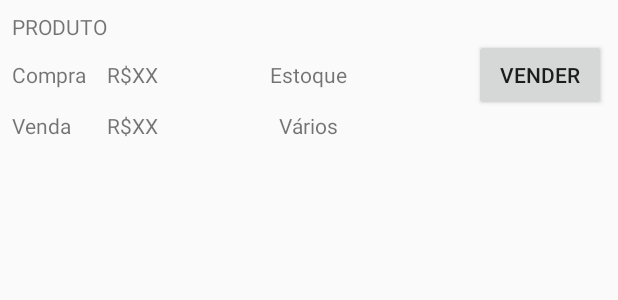
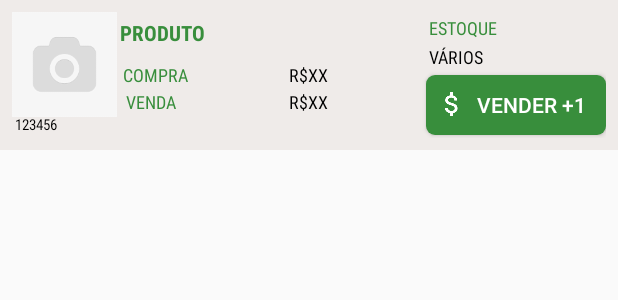
Before and after one commit to GustavoTDini/ABND---Project9, an Android app: the layout inventory_product_item.xml on its own in the app's theme, with its tools: preview values and no code run, on a phone screen of 412 x 824 dp. Shown: the top 300 px of the screen. Run offline under Robolectric (Android 15) with nearby library versions, the phone set to English and light mode, and no system bars.

Commit message:
List Layout ready

```diff
--- a/app/src/main/java/com/example/android/project9/Data/InventoryDbHelper.java
+++ b/app/src/main/java/com/example/android/project9/Data/InventoryDbHelper.java
@@ -33,9 +33,9 @@ public class InventoryDbHelper extends SQLiteOpenHelper {
         // Create a String that contains the SQL statement to create the pets table
         String SQL_CREATE_INVENTORY_TABLE =  "CREATE TABLE " + InventoryEntry.TABLE_NAME + " ("
                 + InventoryEntry._ID + " INTEGER PRIMARY KEY AUTOINCREMENT, "
-                + InventoryEntry.COLUMN_PRODUCT_NAME + " TEXT NOT NULL, "
+                + InventoryEntry.COLUMN_PRODUCT_NAME + " TEXT NOT NULL, " + InventoryEntry.COLUMN_PRODUCT_CODE + " INTEGER NOT NULL, "
                 + InventoryEntry.COLUMN_PRODUCT_SELL_VALUE + " REAL NOT NULL, "
-                + InventoryEntry.COLUMN_PRODUCT_BUY_VALUE + " REAL NOT NULL, "
+                + InventoryEntry.COLUMN_PRODUCT_BUY_VALUE + " REAL NOT NULL, " + InventoryEntry.COLUMN_PRODUCT_IMAGE + " BLOB, "
                 + InventoryEntry.COLUMN_PRODUCT_STOCK + " INTEGER NOT NULL DEFAULT 0);";
 
         // Execute the SQL statement
--- /dev/null
+++ b/app/src/main/res/drawable/round_button.xml
@@ -0,0 +1,5 @@
+<?xml version="1.0" encoding="utf-8"?>
+<shape xmlns:android="http://schemas.android.com/apk/res/android">
+    <solid android:color="@color/colorAccent" />
+    <corners android:radius="6dp" />
+</shape>
--- a/app/src/main/res/layout/inventory_product_item.xml
+++ b/app/src/main/res/layout/inventory_product_item.xml
@@ -3,19 +3,25 @@
     xmlns:android="http://schemas.android.com/apk/res/android"
     android:layout_width="match_parent"
     android:layout_height="100dp"
+    android:background="@color/colorPrimaryLight"
     android:padding="8dp">
 
     <TextView
         android:id="@+id/product_name"
+        style="@style/ListName"
         android:layout_width="wrap_content"
         android:layout_height="wrap_content"
         android:layout_above="@+id/sell_button"
-        android:layout_alignParentStart="true"
+        android:layout_alignTop="@+id/stock_label"
+        android:layout_marginStart="4dp"
+        android:layout_toEndOf="@+id/product_image"
+        android:layout_toStartOf="@+id/stock_label"
         android:text="PRODUTO" />
 
     <TextView
         android:id="@+id/buy_label"
-        android:layout_width="wrap_content"
+        style="@style/ListLabels"
+        android:layout_width="70dp"
         android:layout_height="wrap_content"
         android:layout_alignStart="@+id/product_name"
         android:layout_centerVertical="true"
@@ -23,50 +29,84 @@
 
     <TextView
         android:id="@+id/buy_value"
+        style="@style/ListValues"
         android:layout_width="wrap_content"
         android:layout_height="wrap_content"
-        android:layout_below="@+id/sell_button"
-        android:layout_toEndOf="@+id/product_name"
+        android:layout_alignBaseline="@+id/sell_label"
+        android:layout_alignBottom="@+id/sell_label"
+        android:layout_centerHorizontal="true"
         android:text="R$XX" />
 
     <TextView
         android:id="@+id/sell_label"
-        android:layout_width="wrap_content"
+        style="@style/ListLabels"
+        android:layout_width="70dp"
         android:layout_height="wrap_content"
-        android:layout_alignStart="@+id/product_name"
-        android:layout_below="@+id/sell_button"
+        android:layout_alignBottom="@+id/product_image"
+        android:layout_alignStart="@+id/buy_label"
         android:text="Venda" />
 
     <TextView
         android:id="@+id/sell_value"
+        style="@style/ListValues"
         android:layout_width="wrap_content"
         android:layout_height="wrap_content"
-        android:layout_centerVertical="true"
-        android:layout_toEndOf="@+id/product_name"
+        android:layout_alignBaseline="@+id/buy_label"
+        android:layout_alignBottom="@+id/buy_label"
+        android:layout_centerHorizontal="true"
         android:text="R$XX" />
+
+    <ImageView
+        android:id="@+id/product_image"
+        android:layout_width="70dp"
+        android:layout_height="70dp"
+        android:layout_alignParentStart="true"
+        android:layout_alignParentTop="true"
+        android:contentDescription="Procuct Image"
+        android:src="@drawable/image_placeholder" />
 
     <TextView
         android:id="@+id/stock_label"
+        style="@style/ListLabels"
         android:layout_width="wrap_content"
         android:layout_height="wrap_content"
-        android:layout_centerInParent="true"
+        android:layout_alignParentTop="true"
+        android:layout_alignStart="@+id/sell_button"
         android:text="Estoque" />
 
     <TextView
         android:id="@+id/stock_quantity"
+        style="@style/ListValues"
         android:layout_width="wrap_content"
         android:layout_height="wrap_content"
-        android:layout_alignTop="@+id/sell_label"
-        android:layout_centerHorizontal="true"
+        android:layout_alignBottom="@+id/product_name"
+        android:layout_alignStart="@+id/sell_button"
         android:text="Vários" />
+
+    <TextView
+        android:id="@+id/code_value"
+        style="@style/ListValues"
+        android:layout_width="wrap_content"
+        android:layout_height="wrap_content"
+        android:layout_alignParentBottom="true"
+        android:layout_alignParentStart="true"
+        android:text="123456"
+        android:textSize="10sp" />
 
     <Button
         android:id="@+id/sell_button"
-        android:layout_width="wrap_content"
-        android:layout_height="wrap_content"
+        android:layout_width="120dp"
+        android:layout_height="40dp"
+        android:layout_alignBottom="@+id/code_value"
         android:layout_alignParentEnd="true"
-        android:layout_centerVertical="true"
-        android:text="Vender" />
+        android:background="@drawable/round_button"
+        android:drawableLeft="@drawable/ic_attach_money"
+        android:drawablePadding="8dp"
+        android:gravity="left|center_vertical"
+        android:paddingStart="8dp"
+        android:text="Vender +1"
+        android:textAllCaps="true"
+        android:textColor="@android:color/white" />
 
 
 </RelativeLayout>
--- a/app/src/main/res/values/styles.xml
+++ b/app/src/main/res/values/styles.xml
@@ -17,4 +17,25 @@
 
     <style name="AppTheme.PopupOverlay" parent="ThemeOverlay.AppCompat.Light" />
 
+    <style name="ListLabels">
+        <item name="android:layout_margin">2dp</item>
+        <item name="android:textSize">12sp</item>
+        <item name="android:fontFamily">sans-serif-condensed</item>
+        <item name="android:textAllCaps">true</item>
+        <item name="android:textColor">@color/colorAccent</item>
+    </style>
+
+    <style name="ListValues">
+        <item name="android:layout_margin">2dp</item>
+        <item name="android:textSize">12sp</item>
+        <item name="android:fontFamily">sans-serif-condensed</item>
+        <item name="android:textAllCaps">true</item>
+        <item name="android:textColor">@android:color/black</item>
+    </style>
+
+    <style name="ListName" parent="ListLabels">
+        <item name="android:textSize">14sp</item>
+        <item name="android:textStyle">bold</item>
+    </style>
+
 </resources>
```
Also changed, not shown: app/src/main/java/com/example/android/project9/Data/InventoryContract.java (+19 -6 lines), app/src/main/java/com/example/android/project9/Data/InventoryProvider.java (+1 -6 lines), app/src/main/java/com/example/android/project9/InventoryActivity.java (+42 -33 lines), app/src/main/java/com/example/android/project9/InventoryCursorAdapter.java (+6 -2 lines), app/src/main/res/layout/activity_inventory.xml (+0 -8 lines), app/src/main/res/menu/menu_inventory.xml (+7 -2 lines), app/src/main/res/drawable-hdpi/image_placeholder.png (added), app/src/main/res/drawable-mdpi/image_placeholder.png (added), app/src/main/res/drawable-xhdpi/image_placeholder.png (added), app/src/main/res/drawable-xxhdpi/image_placeholder.png (added), app/src/main/res/drawable-xxxhdpi/image_placeholder.png (added), 2878 other files.
